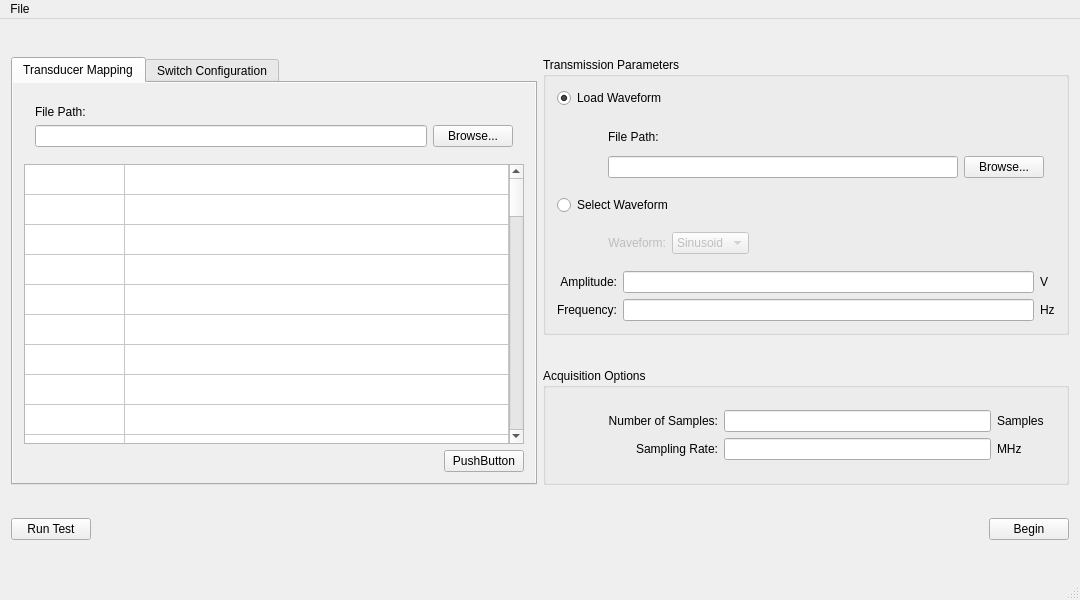
Before: the Qt Designer form gui/mainwindow.ui in jennieyang/ultrasound-breast-imaging, drawn with Qt 5.
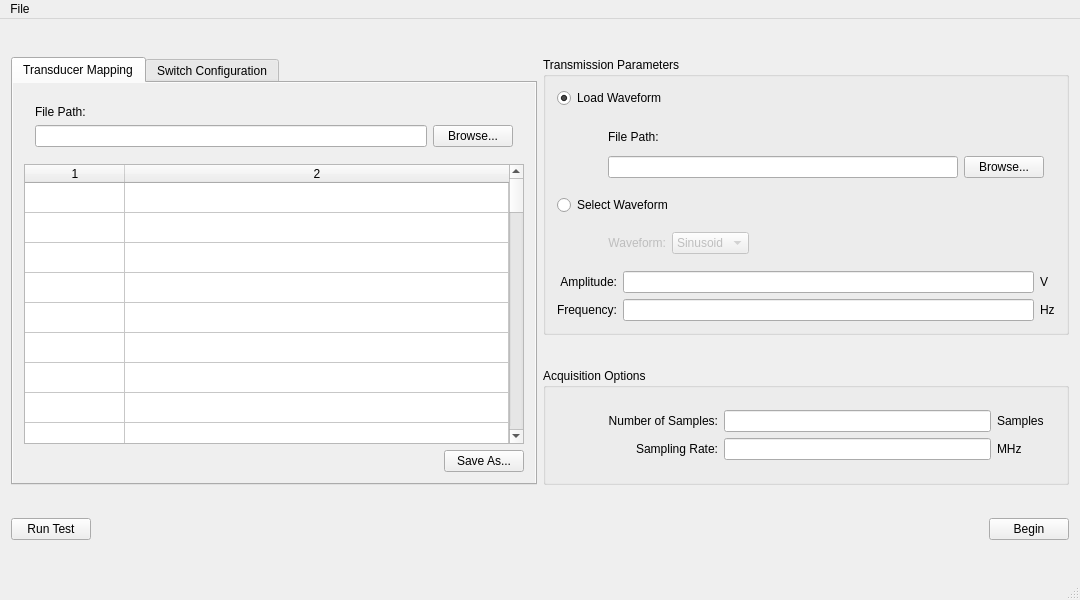
After: the same form once the commit is applied.

Diff of the .ui file:
```diff
--- a/gui/mainwindow.ui
+++ b/gui/mainwindow.ui
@@ -465,7 +465,7 @@
         <item row="2" column="1">
          <widget class="QPushButton" name="pushButton_2">
           <property name="text">
-           <string>PushButton</string>
+           <string>Save As...</string>
           </property>
          </widget>
         </item>
@@ -511,7 +511,7 @@
            <enum>Qt::SolidLine</enum>
           </property>
           <property name="sortingEnabled">
-           <bool>true</bool>
+           <bool>false</bool>
           </property>
           <property name="rowCount">
            <number>60</number>
@@ -520,7 +520,7 @@
            <number>2</number>
           </property>
           <attribute name="horizontalHeaderVisible">
-           <bool>false</bool>
+           <bool>true</bool>
           </attribute>
           <attribute name="horizontalHeaderHighlightSections">
            <bool>false</bool>
```
Left out of the diff: 2 changed lines with no effect on the pictures.
